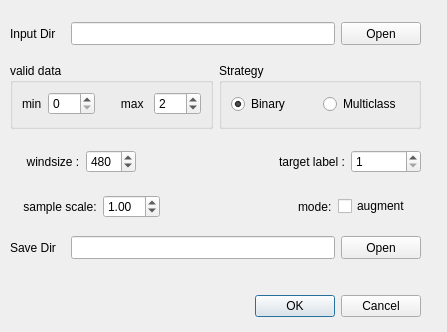
Old version of the form ui/sampleProduce/SampleGenSelfAdapt.ui in the repository scrssys/semantic_segment_RSImage.
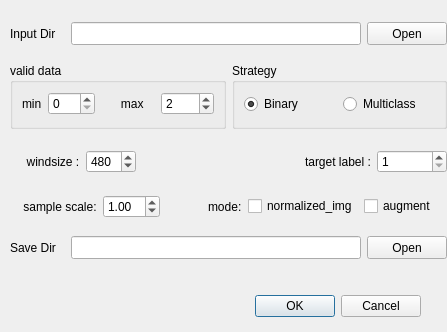
New version of the form.

```diff
--- a/ui/sampleProduce/SampleGenSelfAdapt.ui
+++ b/ui/sampleProduce/SampleGenSelfAdapt.ui
@@ -34,7 +34,7 @@
     <rect>
      <x>10</x>
      <y>10</y>
-     <width>411</width>
+     <width>437</width>
      <height>261</height>
     </rect>
    </property>
@@ -351,6 +351,13 @@
           </property>
          </widget>
         </item>
+        <item>
+         <widget class="QCheckBox" name="checkBox_normimg">
+          <property name="text">
+           <string>normalized_img</string>
+          </property>
+         </widget>
+        </item>
         <item>
          <widget class="QCheckBox" name="checkBox">
           <property name="text">
```
Left out of the diff: 2 changed lines with no effect on the pictures.
